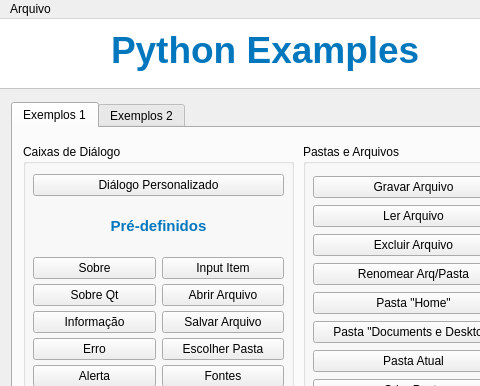
The window that interfaces/mainwindow.ui (EduardoVolpi/Exemplos_Python) describes before a commit, drawn with Qt 5; both pictures show x 0 to 480 and y 0 to 386 of the 952 by 555 pixel window.
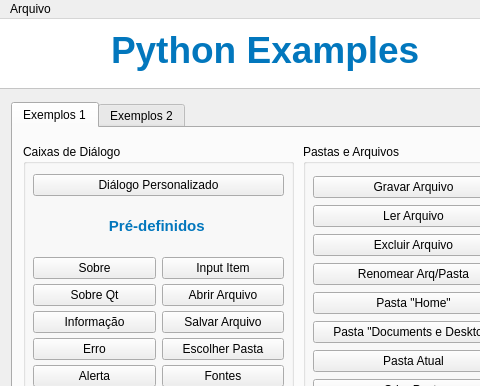
The same window after the commit. Icons and pictures are not drawn.

Patch:
```diff
--- a/interfaces/mainwindow.ui
+++ b/interfaces/mainwindow.ui
@@ -135,7 +135,9 @@
         <item row="1" column="1" colspan="2">
          <widget class="QLabel" name="label">
           <property name="text">
-           <string>&lt;html&gt;&lt;head/&gt;&lt;body&gt;&lt;p align=&quot;center&quot;&gt;&lt;span style=&quot; font-size:11pt; font-weight:700; color:#0277bd;&quot;&gt;Pré-definidos&lt;/span&gt;&lt;/p&gt;&lt;/body&gt;&lt;/html&gt;</string>
+                                            <string>&lt;html&gt;&lt;head/&gt;&lt;body&gt;&lt;p align=&quot;center&quot;&gt;&lt;span style=&quot;
+                                                font-size:11pt; font-weight:700; color:#0277bd;&quot;&gt;Pré-definidos&lt;/span&gt;&lt;/p&gt;&lt;/body&gt;&lt;/html&gt;
+                                            </string>
           </property>
          </widget>
         </item>
```
Left out of the diff: 10 changed lines with no effect on the pictures. Lines whose indentation alone changed are shown as unchanged.
